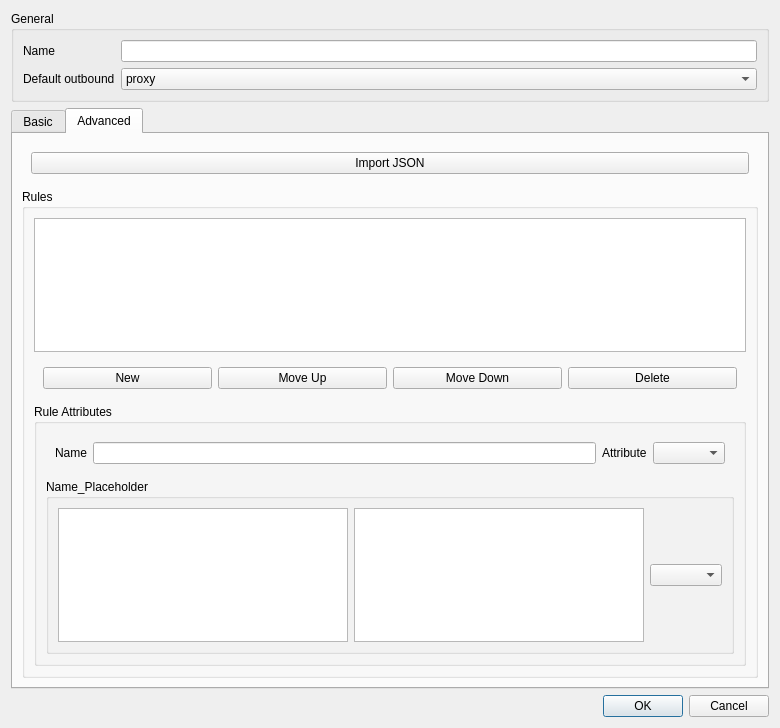
Old version of the form include/ui/setting/RouteItem.ui in the repository tanshenxiang/Throne.
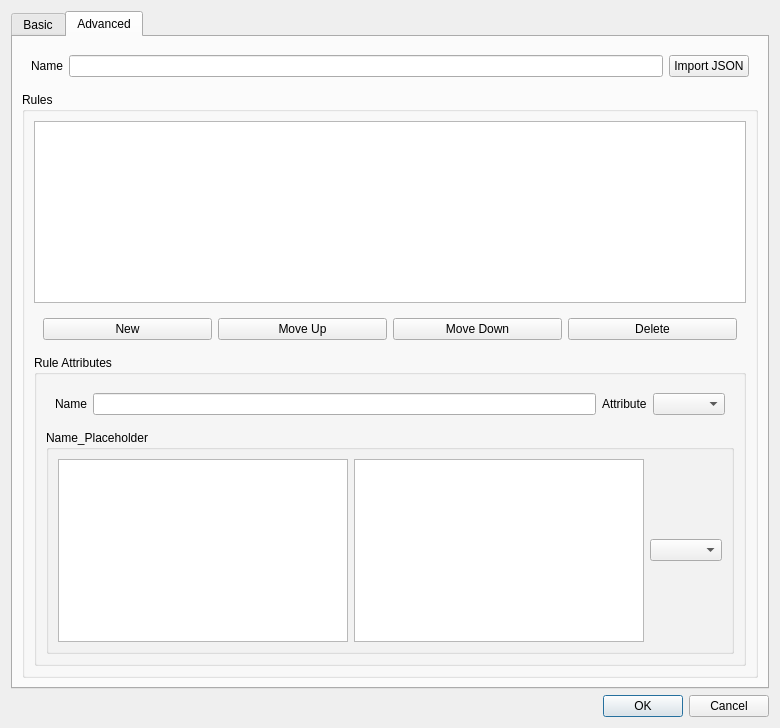
New version of the form. The open tabs and pages were chosen to show the change.

```diff
--- a/include/ui/setting/RouteItem.ui
+++ b/include/ui/setting/RouteItem.ui
@@ -14,46 +14,6 @@
    <string>Route Profile</string>
   </property>
   <layout class="QVBoxLayout" name="verticalLayout_3">
-   <item>
-    <widget class="QGroupBox" name="generalBox">
-     <property name="title">
-      <string>General</string>
-     </property>
-     <layout class="QGridLayout" name="gridLayout">
-      <item row="0" column="0">
-       <widget class="QLabel" name="route_name_l">
-        <property name="text">
-         <string>Name</string>
-        </property>
-       </widget>
-      </item>
-      <item row="0" column="1">
-       <widget class="QLineEdit" name="route_name"/>
-      </item>
-      <item row="2" column="1">
-       <widget class="QComboBox" name="def_out">
-        <item>
-         <property name="text">
-          <string notr="true">proxy</string>
-         </property>
-        </item>
-        <item>
-         <property name="text">
-          <string notr="true">direct</string>
-         </property>
-        </item>
-       </widget>
-      </item>
-      <item row="2" column="0">
-       <widget class="QLabel" name="def_out_l">
-        <property name="text">
-         <string>Default outbound</string>
-        </property>
-       </widget>
-      </item>
-     </layout>
-    </widget>
-   </item>
    <item>
     <widget class="QTabWidget" name="tabWidget">
      <property name="currentIndex">
@@ -74,6 +34,20 @@
        <item>
         <widget class="QGroupBox" name="simple_direct_box">
          <layout class="QVBoxLayout" name="verticalLayout_6">
+          <item>
+           <widget class="QComboBox" name="def_out">
+            <item>
+             <property name="text">
+              <string>proxy</string>
+             </property>
+            </item>
+            <item>
+             <property name="text">
+              <string>direct</string>
+             </property>
+            </item>
+           </widget>
+          </item>
           <item>
            <widget class="QLabel" name="label">
             <property name="text">
@@ -129,6 +103,16 @@
        <item>
         <widget class="QWidget" name="widget" native="true">
          <layout class="QHBoxLayout" name="horizontalLayout">
+          <item>
+           <widget class="QLabel" name="route_name_l">
+            <property name="text">
+             <string>Name</string>
+            </property>
+           </widget>
+          </item>
+          <item>
+           <widget class="QLineEdit" name="route_name"/>
+          </item>
           <item>
            <widget class="QPushButton" name="route_import_json">
             <property name="text">
```
